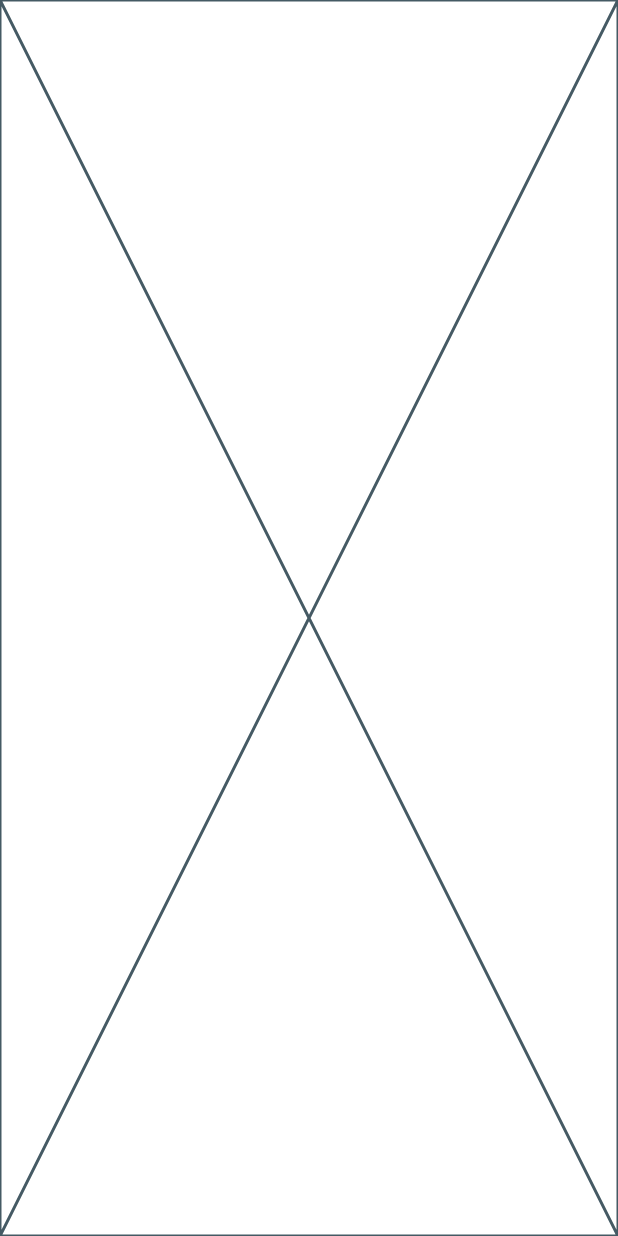
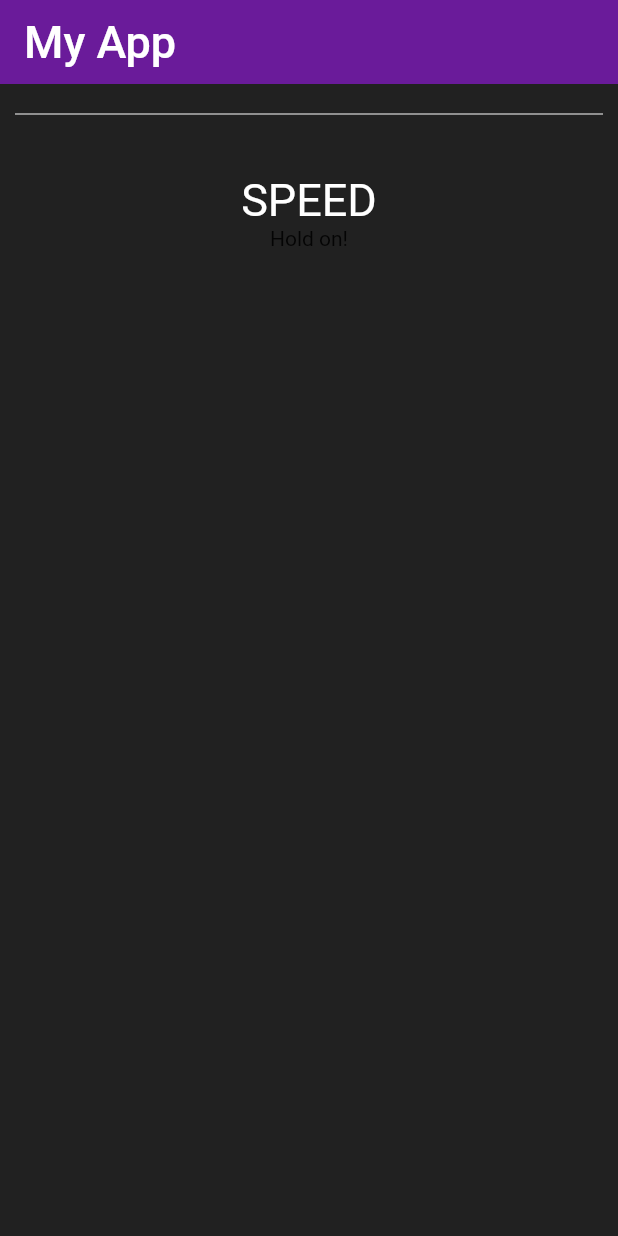
Before and after one commit to amitsharma-sde/SpeedMeter-AV, a Flutter app: the screen it shows after launch, on a phone screen of 412 x 824 dp. Run offline on Flutter 3.47's test engine with Material 2 defaults, Android fonts, the phone set to English and light mode, and no system bars; our stand-ins replace location.

Commit message:
location and dart version

```diff
--- a/lib/home_screen.dart
+++ b/lib/home_screen.dart
@@ -1,4 +1,5 @@
 import 'package:flutter/material.dart';
+import 'package:speedmeter/location/location.dart';
 
 class HomeScreen extends StatefulWidget {
   const HomeScreen({super.key});
@@ -9,7 +10,81 @@ class HomeScreen extends StatefulWidget {
 
 class _HomeScreenState extends State<HomeScreen> {
   @override
+  void initState() {
+    super.initState();
+  }
+
+  @override
+  void dispose() {
+    super.dispose();
+  }
+
+  @override
   Widget build(BuildContext context) {
-    return const Placeholder();
+    return MaterialApp(
+      debugShowCheckedModeBanner: false,
+      home: Scaffold(
+        resizeToAvoidBottomInset: false,
+        backgroundColor: Colors.grey[900],
+        appBar: _appBar(),
+        body: _buildUI(),
+      ),
+    );
+  }
+
+  _appBar() {
+    return AppBar(
+      backgroundColor: Colors.purple[800],
+      elevation: 0.0,
+      title: const Text(
+        'My App',
+        style: TextStyle(
+          color: Colors.white,
+          fontSize: 30.0,
+        ),
+      ),
+      automaticallyImplyLeading: false,
+    );
+  }
+
+  Widget _buildUI() {
+    return Padding(
+      padding: const EdgeInsets.all(10),
+      child: Column(
+        children: <Widget>[
+          Wrap(
+            spacing: 30.0,
+            runSpacing: 30.0,
+            alignment: WrapAlignment.spaceAround,
+            children: <Widget>[
+              const Divider(color: Colors.white, height: 20),
+              _buildSpeedSection(),
+            ],
+          ),
+        ],
+      ),
+    );
+  }
+
+  Widget _buildSpeedSection() {
+    return SizedBox(
+      height: 150,
+      width: 170,
+      child: Column(
+        children: const <Widget>[
+          Text(
+            'SPEED',
+            style: TextStyle(
+              color: Colors.white,
+              fontSize: 30,
+            ),
+          ),
+          // PermissionStatusWidget(),
+          // ServiceEnabledWidget(),
+          // GetLocationWidget(),
+          ListenLocationWidget(),
+        ],
+      ),
+    );
   }
 }
--- /dev/null
+++ b/lib/location/location.dart
@@ -0,0 +1,66 @@
+import 'dart:async';
+import 'package:flutter/material.dart';
+import 'package:location/location.dart';
+
+class ListenLocationWidget extends StatefulWidget {
+  const ListenLocationWidget({Key? key}) : super(key: key);
+
+  @override
+  State<ListenLocationWidget> createState() => _ListenLocationState();
+}
+
+class _ListenLocationState extends State<ListenLocationWidget> {
+  final Location location = Location();
+
+  LocationData? _location;
+  StreamSubscription<LocationData>? _locationSubscription;
+  String? _error;
+
+  @override
+  void initState() {
+    super.initState();
+    _listenLocation();
+  }
+
+  Future<void> _listenLocation() async {
+    _locationSubscription =
+        location.onLocationChanged.handleError((dynamic err) {
+      setState(() {
+        _error = err.code;
+      });
+      _locationSubscription?.cancel();
+    }).listen((LocationData currentLocation) {
+      setState(() {
+        _error = null;
+        _location = currentLocation;
+      });
+    });
+  }
+
+  Future<void> _stopListen() async {
+    _locationSubscription?.cancel();
+  }
+
+  Widget _calculateSpeedBetweenLocations() {
+    // Check if location is null
+    if (_location == null) return const Text("Hold on!");
+    return Text(
+      '${_location?.speed != null && _location!.speed! * 3600 / 1000 > 0 ? (_location!.speed! * 3600 / 1000).toStringAsFixed(2) : 0} KM/h',
+      style: TextStyle(
+        color: Colors.lightGreen[500],
+        fontSize: 20,
+        letterSpacing: 4,
+      ),
+    );
+  }
+
+  @override
+  Widget build(BuildContext context) {
+    return Column(
+      crossAxisAlignment: CrossAxisAlignment.start,
+      children: <Widget>[
+        _calculateSpeedBetweenLocations(),
+      ],
+    );
+  }
+}
```
Also changed, not shown: pubspec.yaml (+4 -33 lines), pubspec.lock, 10 other files.
